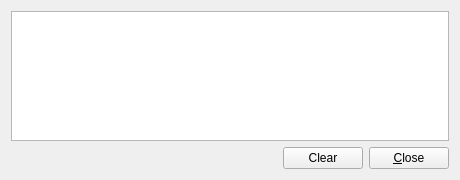
Koromix/tytools, file tyqt/log_window.ui: the form before one commit.
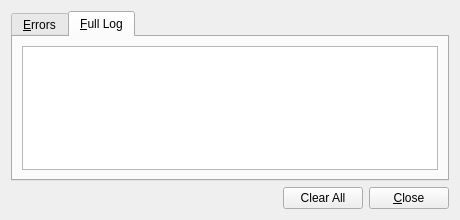
The form after the commit. The open tabs and pages were chosen to show the change. Icons and pictures are not drawn.

Commit message: Add debug tab to log window

Patch:
```diff
--- a/tyqt/log_window.ui
+++ b/tyqt/log_window.ui
@@ -7,7 +7,7 @@
     <x>0</x>
     <y>0</y>
     <width>460</width>
-    <height>180</height>
+    <height>220</height>
    </rect>
   </property>
   <property name="windowTitle">
@@ -19,7 +19,17 @@
   </property>
   <layout class="QVBoxLayout" name="verticalLayout">
    <item>
-    <widget class="QPlainTextEdit" name="logText">
+    <widget class="QTabWidget" name="tabWidget">
+     <property name="currentIndex">
+      <number>0</number>
+     </property>
+     <widget class="QWidget" name="errorTab">
+      <attribute name="title">
+       <string>&amp;Errors</string>
+      </attribute>
+      <layout class="QVBoxLayout" name="verticalLayout_2">
+       <item>
+        <widget class="QPlainTextEdit" name="errorLogText">
      <property name="contextMenuPolicy">
       <enum>Qt::CustomContextMenu</enum>
      </property>
@@ -32,6 +42,33 @@
      <property name="maximumBlockCount">
       <number>1000</number>
      </property>
+        </widget>
+       </item>
+      </layout>
+     </widget>
+     <widget class="QWidget" name="fullTab">
+      <attribute name="title">
+       <string>&amp;Full Log</string>
+      </attribute>
+      <layout class="QVBoxLayout" name="verticalLayout_3">
+       <item>
+        <widget class="QPlainTextEdit" name="fullLogText">
+         <property name="contextMenuPolicy">
+          <enum>Qt::CustomContextMenu</enum>
+         </property>
+         <property name="lineWrapMode">
+          <enum>QPlainTextEdit::NoWrap</enum>
+         </property>
+         <property name="readOnly">
+          <bool>true</bool>
+         </property>
+         <property name="maximumBlockCount">
+          <number>1000</number>
+         </property>
+        </widget>
+       </item>
+      </layout>
+     </widget>
     </widget>
    </item>
    <item>
@@ -52,7 +89,7 @@
      <item>
       <widget class="QPushButton" name="clearButton">
        <property name="text">
-        <string>Clear</string>
+        <string>Clear All</string>
        </property>
       </widget>
      </item>
```
Lines whose indentation alone changed are shown as unchanged. The commit also changes 4 other files.
